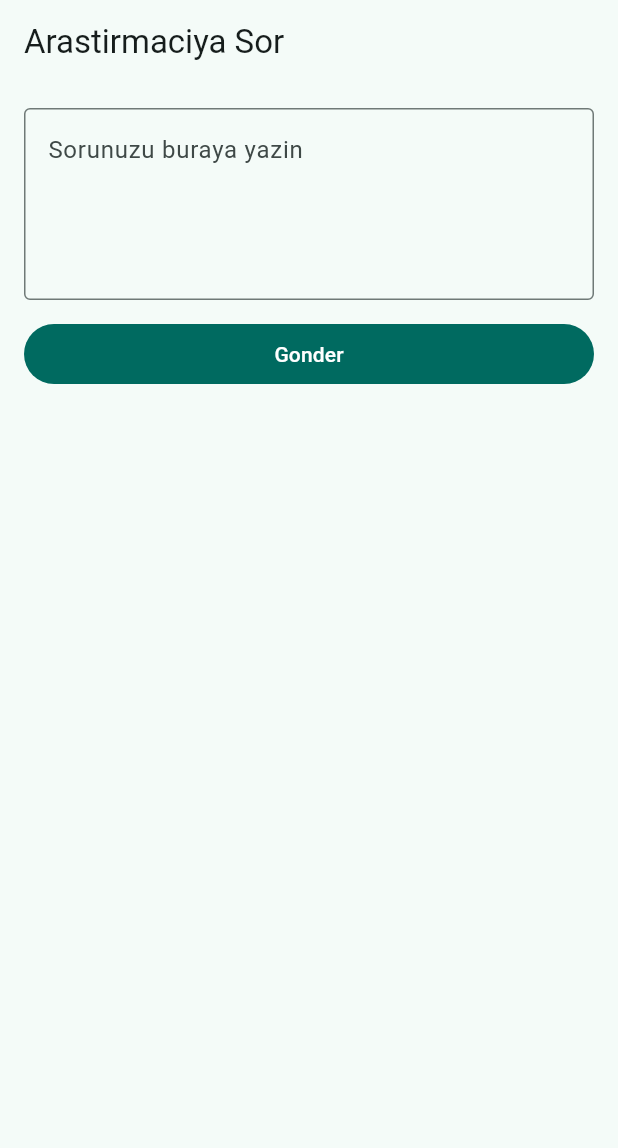
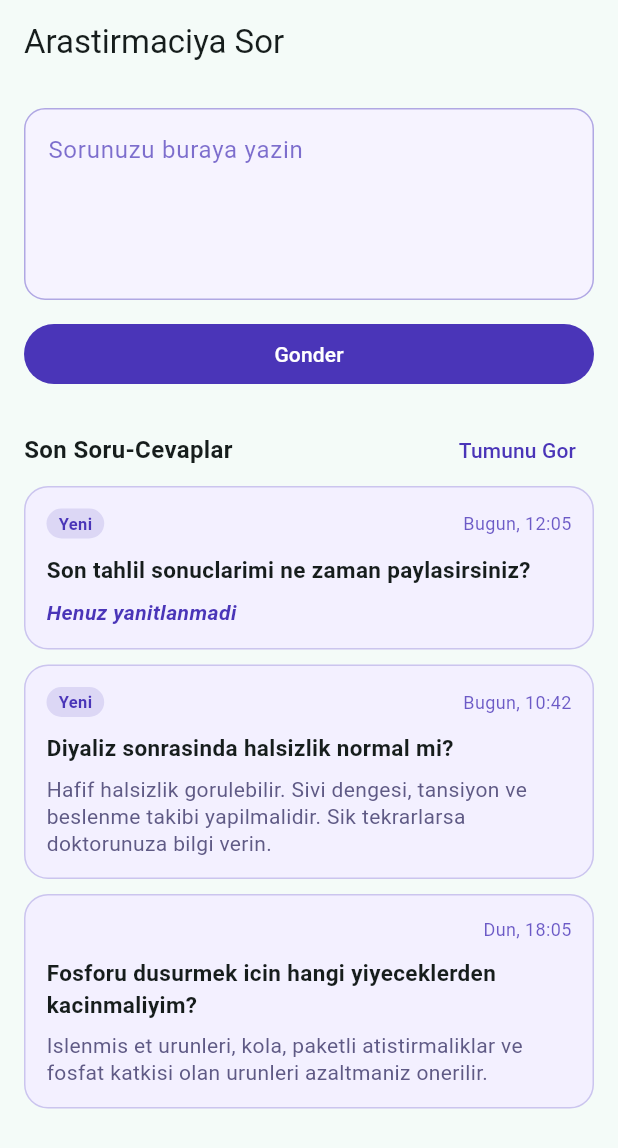
Before and after one commit to AbdulmelikOztunc/DiyalizApp, a Flutter app: the QuestionPage screen opened by its route, on a phone screen of 412 x 824 dp. Shown: the top 1148 px of the screen. Run offline on Flutter 3.47's test engine with Material 3 defaults, Android fonts, the phone set to English and light mode, and no system bars; our stand-ins replace dio, flutter_riverpod, flutter_secure_storage, go_router, shared_preferences; accounts and stored records are empty; network calls fail.

Commit message:
feat: Add question history feature with UI components and dummy data

```diff
--- /dev/null
+++ b/lib/features/question/presentation/data/question_history_dummy.dart
@@ -0,0 +1,35 @@
+import 'package:diyalizmobile/features/question/presentation/models/question_history_item.dart';
+
+const List<QuestionHistoryItem> kDummyQuestionHistory = [
+  QuestionHistoryItem(
+    question: 'Son tahlil sonuclarimi ne zaman paylasirsiniz?',
+    answer: '',
+    createdAtLabel: 'Bugun, 12:05',
+    isNew: true,
+  ),
+  QuestionHistoryItem(
+    question: 'Diyaliz sonrasinda halsizlik normal mi?',
+    answer:
+        'Hafif halsizlik gorulebilir. Sivi dengesi, tansiyon ve beslenme takibi yapilmalidir. Sik tekrarlarsa doktorunuza bilgi verin.',
+    createdAtLabel: 'Bugun, 10:42',
+    isNew: true,
+  ),
+  QuestionHistoryItem(
+    question: 'Fosforu dusurmek icin hangi yiyeceklerden kacinmaliyim?',
+    answer:
+        'Islenmis et urunleri, kola, paketli atistirmaliklar ve fosfat katkisi olan urunleri azaltmaniz onerilir.',
+    createdAtLabel: 'Dun, 18:05',
+  ),
+  QuestionHistoryItem(
+    question: 'Seans gunu ne kadar su icmeliyim?',
+    answer:
+        'Gunluk hedef, doktorunuzun belirledigi kilo ve idrar miktarina gore degisir. Kendi sinirinizi asmamaya dikkat edin.',
+    createdAtLabel: '08 Nis, 14:27',
+  ),
+  QuestionHistoryItem(
+    question: 'Kas kramplari icin ne yapabilirim?',
+    answer:
+        'Kramp durumunda pozisyon degistirme ve hafif germe yardimci olabilir. Sivi cekim hizi konusunda merkezinize danisin.',
+    createdAtLabel: '06 Nis, 09:12',
+  ),
+];
--- /dev/null
+++ b/lib/features/question/presentation/models/question_history_item.dart
@@ -0,0 +1,13 @@
+class QuestionHistoryItem {
+  const QuestionHistoryItem({
+    required this.question,
+    required this.answer,
+    required this.createdAtLabel,
+    this.isNew = false,
+  });
+
+  final String question;
+  final String answer;
+  final String createdAtLabel;
+  final bool isNew;
+}
--- a/lib/features/question/presentation/pages/question_page.dart
+++ b/lib/features/question/presentation/pages/question_page.dart
@@ -1,6 +1,12 @@
 import 'package:diyalizmobile/features/question/presentation/controllers/question_controller.dart';
+import 'package:diyalizmobile/features/question/presentation/data/question_history_dummy.dart';
+import 'package:diyalizmobile/features/question/presentation/pages/question_history_page.dart';
+import 'package:diyalizmobile/features/question/presentation/widgets/question_history_card.dart';
 import 'package:flutter/material.dart';
 import 'package:flutter_riverpod/flutter_riverpod.dart';
+
+const _questionPrimaryPurple = Color(0xFF4A35B8);
+const _questionSoftPurple = Color(0xFFB0A8E3);
 
 class QuestionPage extends ConsumerStatefulWidget {
   const QuestionPage({super.key});
@@ -21,26 +27,50 @@ class _QuestionPageState extends ConsumerState<QuestionPage> {
   @override
   Widget build(BuildContext context) {
     final state = ref.watch(questionControllerProvider);
+    final recentHistory = kDummyQuestionHistory.take(3).toList();
 
     return Scaffold(
       appBar: AppBar(title: const Text('Arastirmaciya Sor')),
       body: Padding(
         padding: const EdgeInsets.all(16),
         child: Column(
+          crossAxisAlignment: CrossAxisAlignment.start,
           children: [
             TextField(
               controller: _controller,
               minLines: 4,
               maxLines: 6,
-              decoration: const InputDecoration(
+              decoration: InputDecoration(
                 hintText: 'Sorunuzu buraya yazin',
-                border: OutlineInputBorder(),
+                hintStyle: TextStyle(
+                  color: _questionPrimaryPurple.withValues(alpha: 0.7),
+                ),
+                filled: true,
+                fillColor: const Color(0xFFF6F3FF),
+                border: OutlineInputBorder(
+                  borderRadius: BorderRadius.circular(14),
+                  borderSide: const BorderSide(color: _questionSoftPurple),
+                ),
+                enabledBorder: OutlineInputBorder(
+                  borderRadius: BorderRadius.circular(14),
+                  borderSide: const BorderSide(color: _questionSoftPurple),
+                ),
+                focusedBorder: OutlineInputBorder(
+                  borderRadius: BorderRadius.circular(14),
+                  borderSide: const BorderSide(
+                    color: _questionPrimaryPurple,
+                    width: 1.5,
+                  ),
+                ),
               ),
             ),
             const SizedBox(height: 12),
             SizedBox(
               width: double.infinity,
               child: FilledButton(
+                style: FilledButton.styleFrom(
+                  backgroundColor: _questionPrimaryPurple,
+                ),
                 onPressed: state.isSending
                     ? null
                     : () => ref
@@ -55,6 +85,40 @@ class _QuestionPageState extends ConsumerState<QuestionPage> {
                     : const Text('Gonder'),
               ),
             ),
+            const SizedBox(height: 16),
+            Row(
+              children: [
+                const Text(
+                  'Son Soru-Cevaplar',
+                  style: TextStyle(fontWeight: FontWeight.w700, fontSize: 16),
+                ),
+                const Spacer(),
+                TextButton(
+                  style: TextButton.styleFrom(
+                    foregroundColor: _questionPrimaryPurple,
+                  ),
+                  onPressed: () {
+                    Navigator.of(context).push(
+                      MaterialPageRoute<void>(
+                        builder: (_) => const QuestionHistoryPage(),
+                      ),
+                    );
+                  },
+                  child: const Text('Tumunu Gor'),
+                ),
+              ],
+            ),
+            if (recentHistory.isEmpty)
+              const Expanded(child: _EmptyHistoryPreview())
+            else
+              Expanded(
+                child: ListView.separated(
+                  itemBuilder: (context, index) =>
+                      QuestionHistoryCard(item: recentHistory[index]),
+                  separatorBuilder: (_, __) => const SizedBox(height: 10),
+                  itemCount: recentHistory.length,
+                ),
+              ),
             if (state.successMessage != null) ...[
               const SizedBox(height: 12),
               Text(
@@ -75,3 +139,36 @@ class _QuestionPageState extends ConsumerState<QuestionPage> {
     );
   }
 }
+
+class _EmptyHistoryPreview extends StatelessWidget {
+  const _EmptyHistoryPreview();
+
+  @override
+  Widget build(BuildContext context) {
+    return Center(
+      child: Column(
+        mainAxisSize: MainAxisSize.min,
+        children: [
+          Icon(
+            Icons.inbox_outlined,
+            color: _questionPrimaryPurple,
+            size: 42,
+          ),
+          const SizedBox(height: 8),
+          const Text(
+            'Henuz soru yok',
+            style: TextStyle(fontWeight: FontWeight.w700),
+          ),
+          const SizedBox(height: 4),
+          Text(
+            'Sordugun sorular burada cevaplariyla listelenecek.',
+            textAlign: TextAlign.center,
+            style: TextStyle(
+              color: _questionPrimaryPurple.withValues(alpha: 0.75),
+            ),
+          ),
+        ],
+      ),
+    );
+  }
+}
--- /dev/null
+++ b/lib/features/question/presentation/widgets/question_history_card.dart
@@ -0,0 +1,93 @@
+import 'package:diyalizmobile/features/question/presentation/models/question_history_item.dart';
+import 'package:flutter/material.dart';
+
+const _questionPrimaryPurple = Color(0xFF4A35B8);
+const _questionSoftPurple = Color(0xFFB0A8E3);
+const _questionCardTint = Color(0xFFF3F0FF);
+
+class QuestionHistoryCard extends StatelessWidget {
+  const QuestionHistoryCard({
+    required this.item,
+    super.key,
+  });
+
+  final QuestionHistoryItem item;
+
+  @override
+  Widget build(BuildContext context) {
+    return Container(
+      padding: const EdgeInsets.all(14),
+      decoration: BoxDecoration(
+        color: _questionCardTint,
+        borderRadius: BorderRadius.circular(16),
+        border: Border.all(
+          color: _questionSoftPurple.withValues(alpha: 0.6),
+        ),
+      ),
+      child: Column(
+        crossAxisAlignment: CrossAxisAlignment.start,
+        children: [
+          Row(
+            children: [
+              if (item.isNew)
+                Container(
+                  padding: const EdgeInsets.symmetric(
+                    horizontal: 8,
+                    vertical: 2,
+                  ),
+                  decoration: BoxDecoration(
+                    color: _questionSoftPurple.withValues(alpha: 0.35),
+                    borderRadius: BorderRadius.circular(999),
+                  ),
+                  child: Text(
+                    'Yeni',
+                    style: TextStyle(
+                      fontSize: 11,
+                      color: _questionPrimaryPurple,
+                      fontWeight: FontWeight.w600,
+                    ),
+                  ),
+                ),
+              const Spacer(),
+              Text(
+                item.createdAtLabel,
+                style: TextStyle(
+                  color: _questionPrimaryPurple.withValues(alpha: 0.8),
+                  fontSize: 12,
+                ),
+              ),
+            ],
+          ),
+          const SizedBox(height: 10),
+          Text(
+            item.question,
+            maxLines: 2,
+            overflow: TextOverflow.ellipsis,
+            style: const TextStyle(
+              fontWeight: FontWeight.w700,
+              fontSize: 15,
+            ),
+          ),
+          const SizedBox(height: 8),
+          if (item.answer.trim().isEmpty)
+            Text(
+              'Henuz yanitlanmadi',
+              style: TextStyle(
+                color: _questionPrimaryPurple,
+                fontStyle: FontStyle.italic,
+                fontWeight: FontWeight.w600,
+              ),
+            )
+          else
+            Text(
+              item.answer,
+              style: TextStyle(
+                color: const Color(0xFF5F5A85),
+                height: 1.3,
+              ),
+            ),
+        ],
+      ),
+    );
+  }
+}
```
Also changed, not shown: lib/features/question/presentation/pages/question_history_page.dart (added, +63 -0 lines).
